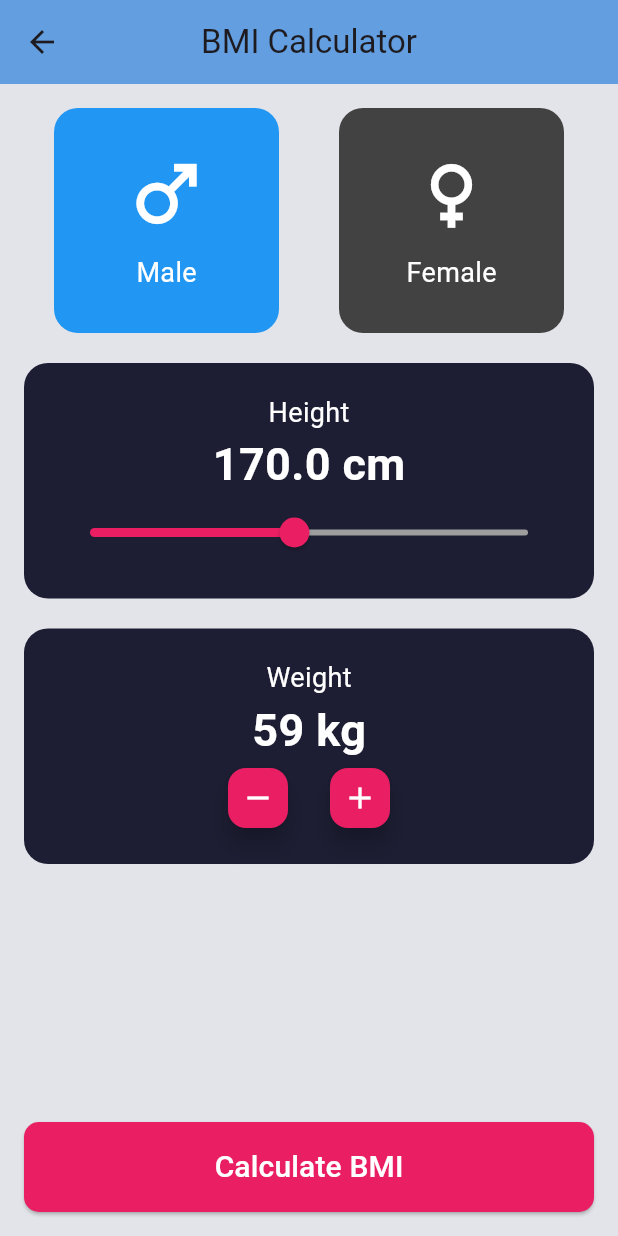
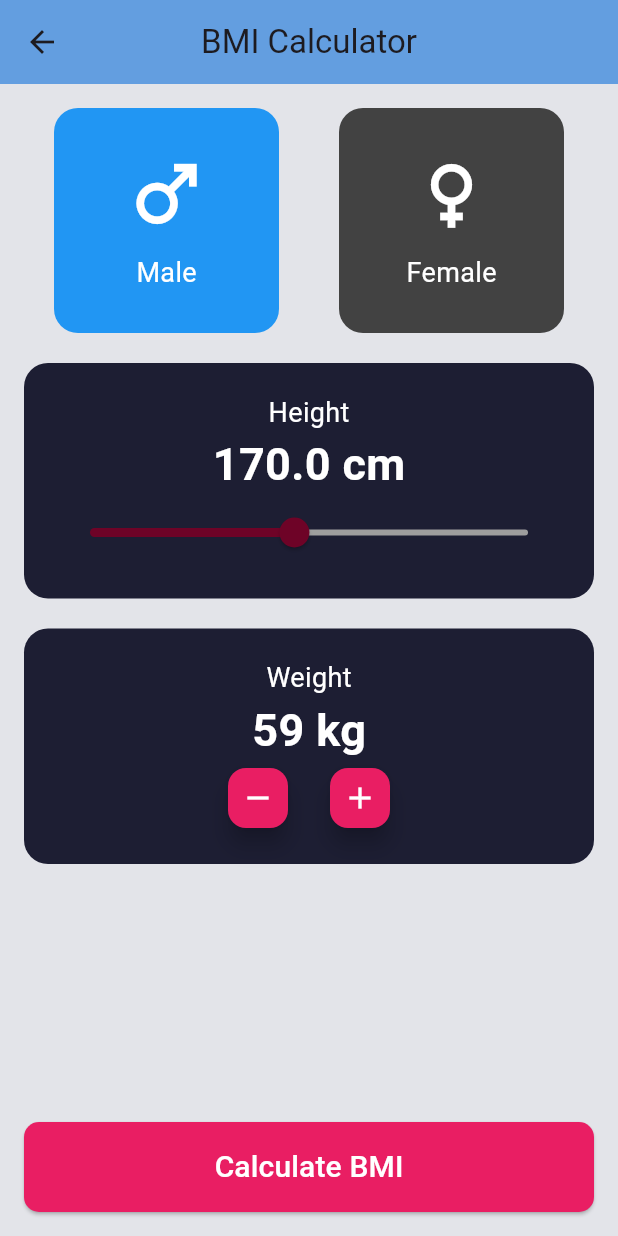
Before and after one commit to Ashik70021/Personal_Utility_App, a Flutter app: the InputScreen screen opened directly, after a tap on the "remove" icon, on a phone screen of 412 x 824 dp. Run offline on Flutter 3.47's test engine with Material 3 defaults, Android fonts, the light colour scheme and no system bars; our stand-ins replace device_preview.

Commit message:
My updates

```diff
--- a/lib/BMI/input_screen.dart
+++ b/lib/BMI/input_screen.dart
@@ -57,7 +57,7 @@ class _InputScreenState extends State<InputScreen> {
                     value: height,
                     min: 100,
                     max: 250,
-                    activeColor: Colors.pink,
+                    activeColor: const Color.fromARGB(255, 110, 3, 39),
                     inactiveColor: Colors.grey,
                     onChanged: (val) {
                       setState(() {
```
